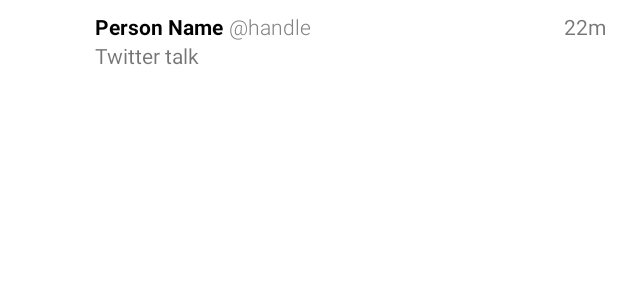
After one commit to BrainScraps/Tweet-Butler, an Android app: the layout item_tweet.xml on its own in the app's theme, with its tools: preview values and no code run, on a phone screen of 412 x 824 dp. The commit adds this screen. Shown: the top 300 px of the screen. Run offline under Robolectric (Android 15) with nearby library versions, the phone set to English and light mode, and no system bars.

```diff
--- a/app/src/main/java/com/codepath/apps/tweetbutler/models/User.java
+++ b/app/src/main/java/com/codepath/apps/tweetbutler/models/User.java
@@ -37,4 +37,8 @@ public class User {
     }
     return u;
   }
+
+  public CharSequence getScreenNameForDisplay() {
+    return "@" + getScreenName();
+  }
 }
--- /dev/null
+++ b/app/src/main/res/layout/item_tweet.xml
@@ -0,0 +1,58 @@
+<?xml version="1.0" encoding="utf-8"?>
+<RelativeLayout xmlns:android="http://schemas.android.com/apk/res/android"
+    android:padding="8dp"
+    android:layout_width="match_parent" android:layout_height="match_parent"
+    android:background="#ffffffff">
+
+    <ImageView
+        android:layout_width="50dp"
+        android:layout_height="50dp"
+        android:layout_marginRight="5dp"
+        android:id="@+id/ivProfile"
+        android:layout_alignParentTop="true"
+        android:layout_alignParentLeft="true"
+        android:layout_alignParentStart="true"/>
+
+    <TextView
+        android:layout_width="wrap_content"
+        android:layout_height="wrap_content"
+        android:text="\@handle"
+        android:id="@+id/tvHandle"
+        android:layout_alignBaseline="@+id/tvDisplayName"
+        android:layout_alignBottom="@+id/tvDisplayName"
+        android:layout_toRightOf="@+id/tvDisplayName"
+        android:layout_toEndOf="@+id/tvDisplayName"
+        android:layout_marginLeft="4dp"
+        android:textColor="#ff828282"
+        android:fontFamily="sans-serif-light"/>
+
+    <TextView
+        android:layout_width="wrap_content"
+        android:layout_height="wrap_content"
+        android:text="Twitter talk"
+        android:id="@+id/tvText"
+        android:layout_toRightOf="@+id/ivProfile"
+        android:layout_below="@+id/tvDisplayName"
+        android:autoLink="all"
+        android:linksClickable="true"/>
+
+    <TextView
+        android:layout_width="wrap_content"
+        android:layout_height="wrap_content"
+        android:text="Person Name"
+        android:id="@+id/tvDisplayName"
+        android:layout_alignParentTop="true"
+        android:layout_toRightOf="@+id/ivProfile"
+        android:layout_toEndOf="@+id/ivProfile"
+        android:textStyle="bold"
+        android:textColor="#ff000000"/>
+
+    <TextView
+        android:layout_width="wrap_content"
+        android:layout_height="wrap_content"
+        android:text="22m"
+        android:id="@+id/tvRelativeTime"
+        android:layout_alignParentTop="true"
+        android:layout_alignParentRight="true"
+        android:layout_alignParentEnd="true"/>
+</RelativeLayout>
--- a/app/src/main/res/menu/menu_timeline.xml
+++ b/app/src/main/res/menu/menu_timeline.xml
@@ -2,6 +2,7 @@
     xmlns:app="http://schemas.android.com/apk/res-auto"
     xmlns:tools="http://schemas.android.com/tools"
     tools:context="com.codepath.apps.tweetbutler.TimelineActivity">
-    <item android:id="@+id/action_settings" android:title="@string/action_settings"
-        android:orderInCategory="100" app:showAsAction="never" />
+    <item android:id="@+id/compose_tweet" android:title="@string/compose_tweet"
+          android:icon="@drawable/tw"
+        android:orderInCategory="100" app:showAsAction="ifRoom" />
 </menu>
--- a/app/src/main/res/values/strings.xml
+++ b/app/src/main/res/values/strings.xml
@@ -7,5 +7,8 @@
 
     <string name="hello_world">Hello world!</string>
     <string name="action_settings">Settings</string>
+    <string name="compose_tweet">Compose</string>
+    <string name="title_activity_compose_tweet">ComposeTweet</string>
+    <string name="send_tweet">Tweet</string>
 
 </resources>
```
Also changed, not shown: app/src/main/AndroidManifest.xml (+8 -0 lines), app/src/main/java/com/codepath/apps/tweetbutler/ComposeTweet.java (added, +40 -0 lines), app/src/main/java/com/codepath/apps/tweetbutler/TimelineActivity.java (+33 -3 lines), app/src/main/java/com/codepath/apps/tweetbutler/TwitterClient.java (+29 -1 lines), app/src/main/java/com/codepath/apps/tweetbutler/adapters/EndlessScrollListener.java (added, +70 -0 lines), app/src/main/java/com/codepath/apps/tweetbutler/adapters/TweetsArrayAdapter.java (+46 -0 lines), app/src/main/java/com/codepath/apps/tweetbutler/models/Tweet.java (+81 -0 lines), app/src/main/res/layout/activity_compose_tweet.xml (added, +16 -0 lines), app/src/main/res/menu/menu_compose_tweet.xml (added, +9 -0 lines), app/src/main/res/drawable-hdpi/tw.png (added), app/src/main/res/drawable-ldpi/tw.png (added), app/src/main/res/drawable-mdpi/tw.png (added), app/src/main/res/drawable-xhdpi/tw.png (added), app/src/main/res/drawable-xxhdpi/tw.png (added).
